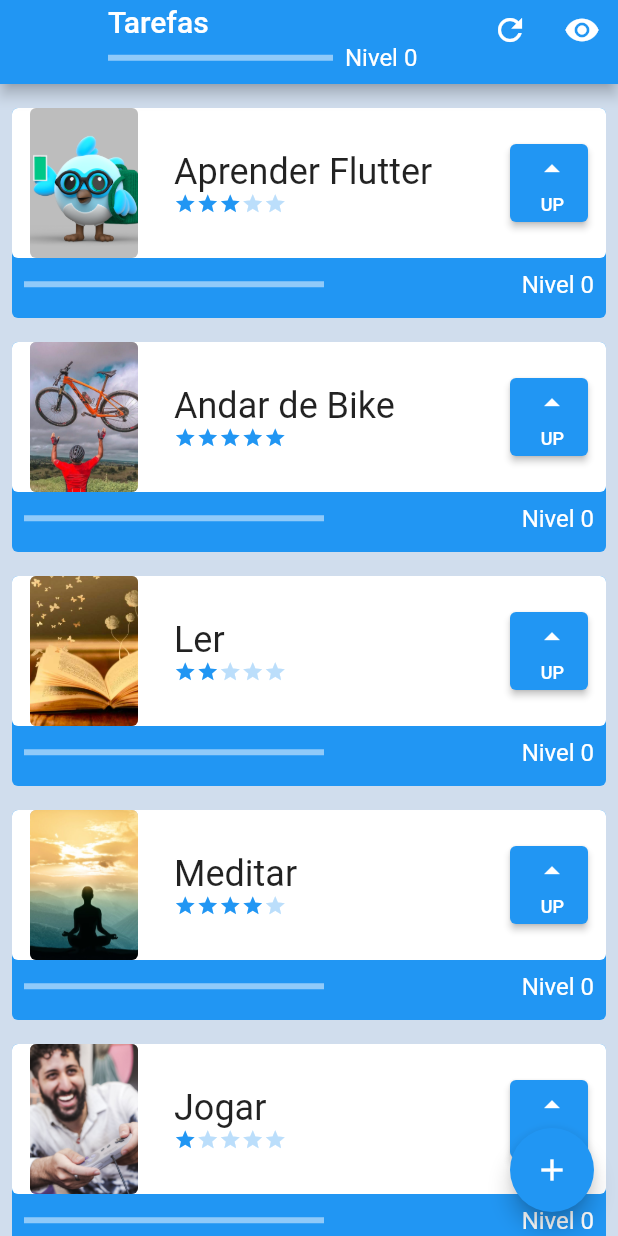
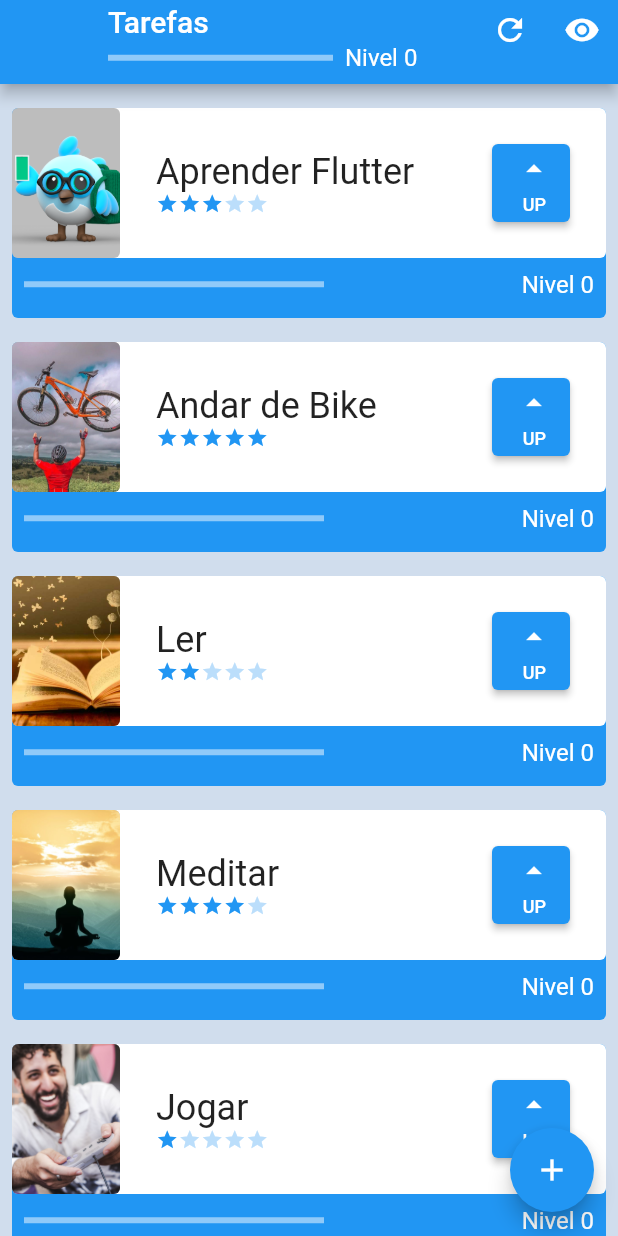
Before and after one commit to dpc-profile/flutter-tasklist, a Flutter app: the screen it shows after launch, on a phone screen of 412 x 824 dp. Run offline on Flutter 3.47's test engine with Material 2 defaults, Android fonts, the phone set to English and light mode, and no system bars.

Commit message:
Fix placement of the level up buttom

```diff
--- a/lib/components/initial_screen/task.dart
+++ b/lib/components/initial_screen/task.dart
@@ -45,7 +45,7 @@ class _TaskCardState extends State<TaskCard> {
                     ), //taskCardBackground
                     height: 100,
                     child: Row(
-                      mainAxisAlignment: MainAxisAlignment.spaceAround,
+                      mainAxisAlignment: MainAxisAlignment.spaceBetween,
                       children: [
                         Container(
                           decoration: BoxDecoration(
@@ -78,6 +78,7 @@ class _TaskCardState extends State<TaskCard> {
                           ],
                         ), //TaskName and Difficulty
                         onButtonLevelUp(),
+                        const SizedBox()
                       ],
                     ),
                   ),
@@ -128,6 +129,7 @@ class _TaskCardState extends State<TaskCard> {
 
   SizedBox onButtonLevelUp()  {
     return SizedBox(
+
       height: 52,
       width: 52,
       child: ElevatedButton(
```
